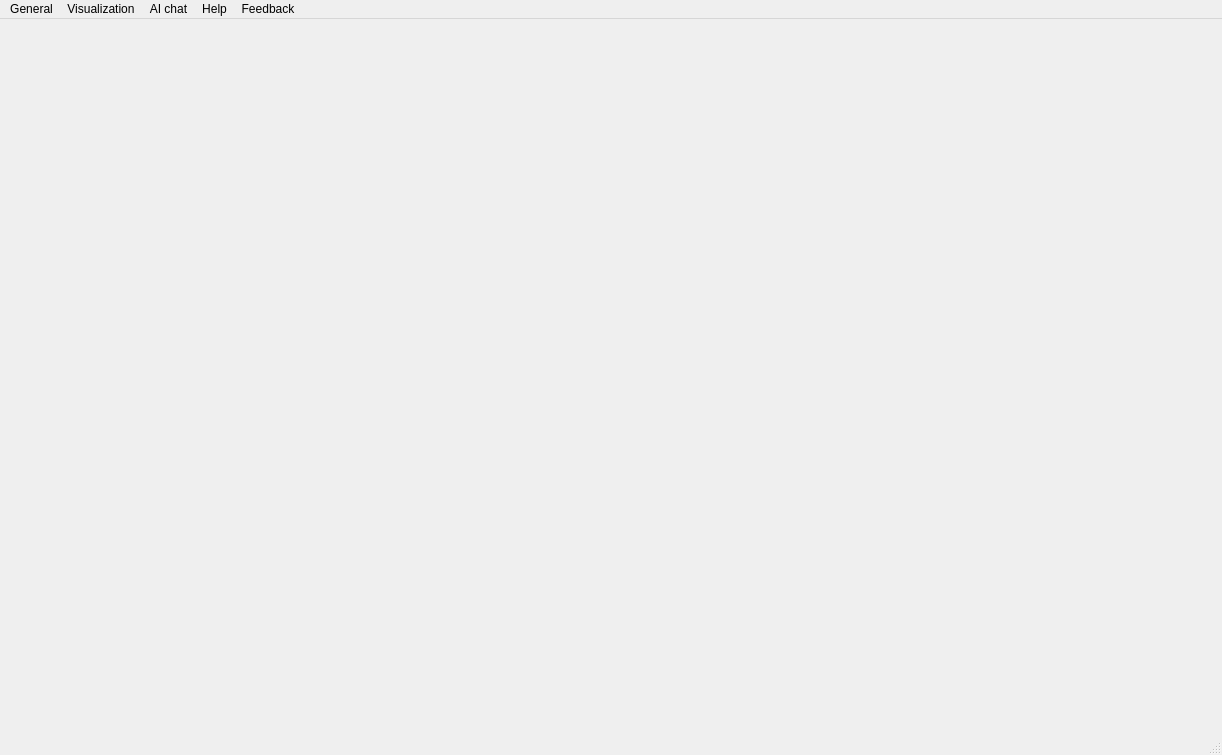
Qt form src/data/resources/GUI_files/main_window.ui (Luis-Rosario-Alers/CarbonCalculator) before a commit.
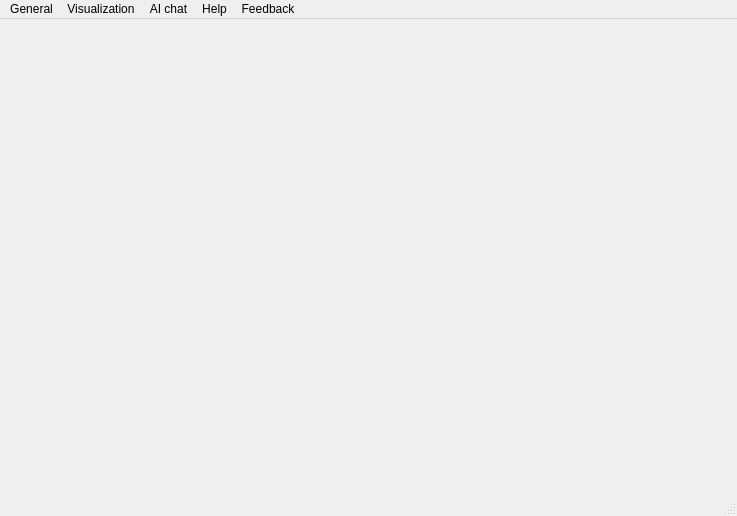
The same form after that commit.

Commit message: :art: update UI dimensions and styles in main window and settings, remove unused icon references

The edit to the form file:
```diff
--- a/src/data/resources/GUI_files/main_window.ui
+++ b/src/data/resources/GUI_files/main_window.ui
@@ -6,13 +6,16 @@
    <rect>
     <x>0</x>
     <y>0</y>
-    <width>1222</width>
-    <height>755</height>
+    <width>737</width>
+    <height>516</height>
    </rect>
   </property>
   <property name="windowTitle">
    <string>MainWindow</string>
   </property>
+  <property name="styleSheet">
+   <string notr="true"/>
+  </property>
   <widget class="QWidget" name="centralwidget">
    <property name="autoFillBackground">
     <bool>false</bool>
@@ -31,7 +34,7 @@
     <rect>
      <x>0</x>
      <y>0</y>
-     <width>1222</width>
+     <width>737</width>
      <height>33</height>
     </rect>
    </property>
```
The commit also changes 18 other files.
